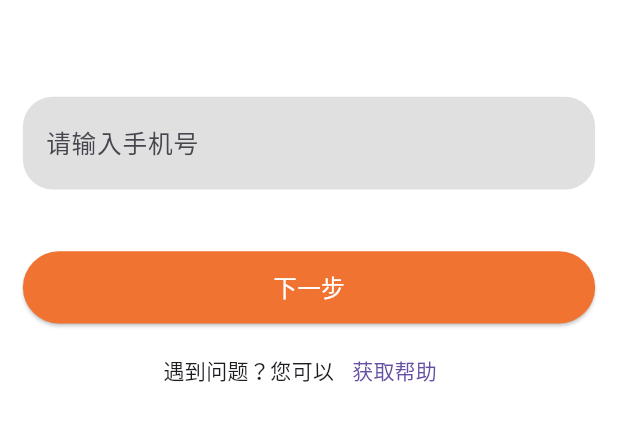
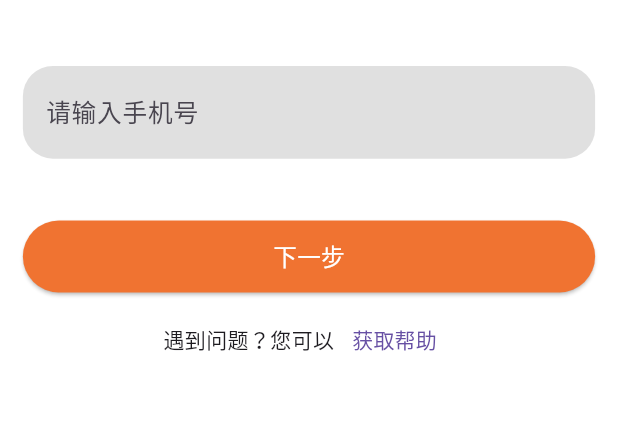
Before and after one commit to nicoleandlilli/xmshop, a Flutter app: the RegisterStepOneView screen opened by its route, on a phone screen of 412 x 824 dp, the part 279-720 px from its top. Run offline on Flutter 3.47's test engine with Material 3 defaults, Android fonts, the phone set to English and light mode, and no system bars; our stand-ins replace dio, flutter_html, flutter_screenutil, flutter_swiper_view, get, pin_code_fields and 1 more; accounts and stored records are empty; network calls fail.

Commit message:
实现注册第三个界面的布局

```diff
--- a/lib/app/widget/passTextField.dart
+++ b/lib/app/widget/passTextField.dart
@@ -2,31 +2,36 @@ import 'package:flutter/material.dart';
 import '../services/screenAdapter.dart';
 
 class PassTextFiled extends StatelessWidget {
+  final bool isPassWord;
   final String hintText;
+  final TextInputType? keyboardType;
   final void Function(String)? onChanged;
   final TextEditingController? controller;
-  const PassTextFiled({super.key,required this.hintText,this.onChanged, this. controller});
+  const PassTextFiled(
+      {super.key,
+        this.controller,
+        required this.hintText,
+        this.onChanged,
+        this.isPassWord = false,
+        this.keyboardType = TextInputType.number});
 
   @override
   Widget build(BuildContext context) {
     return Container(
       alignment: Alignment.center,
       height: ScreenAdapter.height(180),
-            margin: EdgeInsets.only(top: ScreenAdapter.height(100)),
-            padding: EdgeInsets.only(left:ScreenAdapter.width(40)),
+      margin: EdgeInsets.only(top: ScreenAdapter.height(40)),
+      padding: EdgeInsets.only(left: ScreenAdapter.width(40)),
       decoration: BoxDecoration(
-               color: Colors.black12,
-               borderRadius: BorderRadius.circular(20)
-            ),
-            child:  TextField(
+          color: Colors.black12, borderRadius: BorderRadius.circular(20)),
+      child: TextField(
         // autofocus: true,
-                style: TextStyle(
-                  fontSize: ScreenAdapter.fontSize(48)
-                ),
-                keyboardType: TextInputType.number,  //默认弹出数字键盘
-                decoration:  InputDecoration(
-                  hintText: hintText,
-                  border: InputBorder.none  //去掉下划线
+        controller: controller,
+        obscureText: isPassWord,
+        style: TextStyle(fontSize: ScreenAdapter.fontSize(48)),
+        keyboardType: keyboardType, //默认弹出数字键盘
+        decoration:
+        InputDecoration(hintText: hintText, border: InputBorder.none //去掉下划线
         ),
         onChanged: onChanged,
       ),
```
Lines whose indentation alone changed are shown as unchanged.
